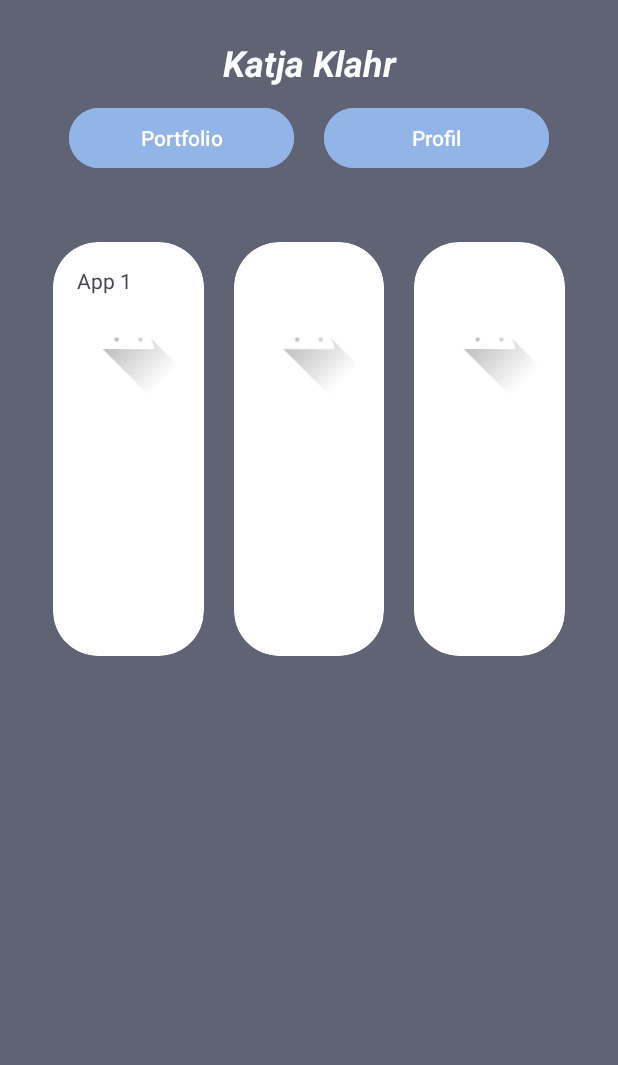
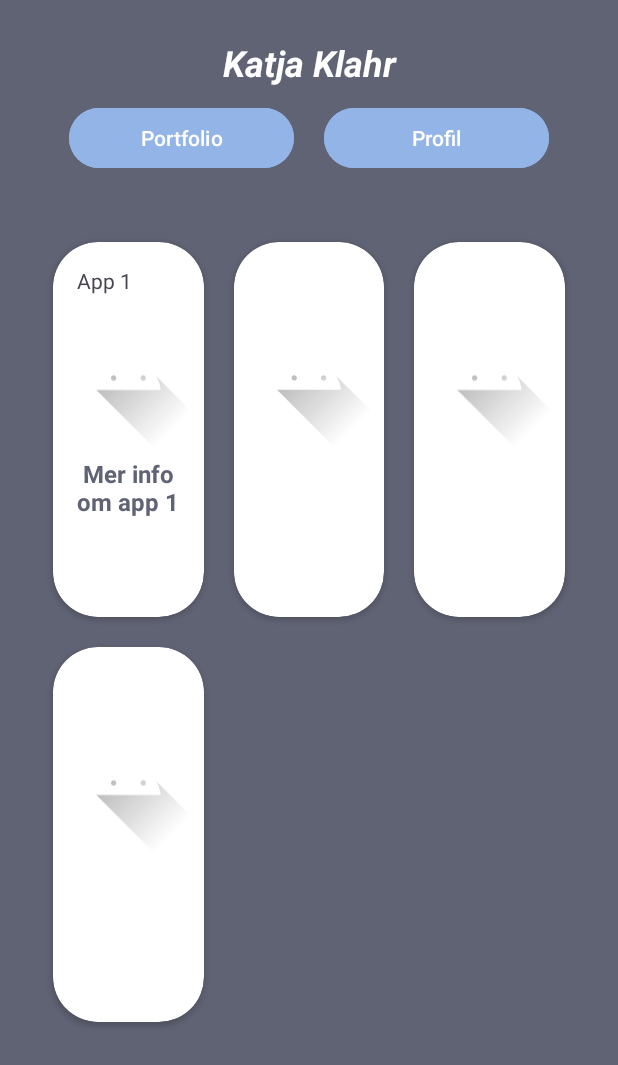
Before and after one commit to z0etz/Codefolio, an Android app: the screen it shows after launch (MainActivity), on a phone screen of 412 x 824 dp. Shown: the top 1065 px of the screen. Run offline under Robolectric (Android 15) with nearby library versions, the phone set to English and light mode, and no system bars.

Commit message:
Fixat massa saker, bl.a. så att alla fragment fungerar.

```diff
--- a/app/src/main/java/com/katja/codefolio/AllmightyPresenter.kt
+++ b/app/src/main/java/com/katja/codefolio/AllmightyPresenter.kt
@@ -1,7 +1,6 @@
 package com.katja.codefolio
 
 import android.content.Context
-import android.util.Log
 
 class AllmightyPresenter(private val context: Context) {
     fun createPortfolioList(): ArrayList<PortfolioItem> {
@@ -42,28 +41,42 @@
                 "string",
                 context.packageName
             )
-            val imgSrc1 = context.resources.getIdentifier(
-                "im_$itemNumber" + "_1",
-                "drawable",
-                context.packageName
-            )
-            val imgSrc2 = context.resources.getIdentifier(
-                "im_$itemNumber" + "_2",
-                "drawable",
-                context.packageName
-            )
-            val imgSrc3 = context.resources.getIdentifier(
-                "im_$itemNumber" + "_3",
-                "drawable",
-                context.packageName
+
+            val imagesSrc = ArrayList<Int>()
+            var imageNumber = 1
+
+            // Keep adding image items until there are no more image resources for the selected portfolio item
+            while (true) {
+                // Construct the image resource name for the selected portfolio item
+                val imageForListName = "im_" + itemNumber + "_" + imageNumber
+                val imageResourceIdforList = context.resources.getIdentifier(
+                    imageForListName, "drawable", context.packageName
                 )
 
+                // Check if the resource exists, if not, break the loop
+                if (imageResourceIdforList == 0) {
+                    break
+                }
+
+                imagesSrc.add(imageResourceIdforList)
+
+                // Debug statement to print course information
+                println("ImageListDebug: Added Image item: " + imageName)
+
+                // Increment to check for the next image resource for the selected portfolio item
+                imageNumber++
+            }
+
                 val title = if (titleResId != 0) context.getString(titleResId) else ""
-            val shortDescription = if (shortDescriptionResId != 0) context.getString(shortDescriptionResId) else ""
-            val description = if (descriptionResId != 0) context.getString(descriptionResId) else ""
+                val shortDescription =
+                    if (shortDescriptionResId != 0) context.getString(shortDescriptionResId) else ""
+                val description =
+                    if (descriptionResId != 0) context.getString(descriptionResId) else ""
 
-            val portfolioItem = PortfolioItem(title, shortDescription, description, imageResourceId,
-                imgSrc1.takeIf { it != 0 }, imgSrc2.takeIf { it != 0 }, imgSrc3.takeIf { it != 0 })
+                val portfolioItem = PortfolioItem(
+                    title, shortDescription, description, imageResourceId,
+                    imagesSrc
+                )
                 portfolioList.add(portfolioItem)
 
                 // Debug statement to print course information
@@ -76,32 +89,4 @@
             return portfolioList
         }
 
-    fun createPortfolioItemImageList(selectedPosition: Int): ArrayList<Int> {
-        val imageList = ArrayList<Int>()
-        var imageNumber = 0
-
-        // Keep adding image items until there are no more image resources for the selected portfolio item
-        while (true) {
-            // Construct the image resource name for the selected portfolio item
-            val imageName = "im_${selectedPosition}_$imageNumber"
-            val imageResourceId = context.resources.getIdentifier(
-                imageName,
-                "drawable",
-                context.packageName
-            )
-
-            // Check if the resource exists, if not, break the loop
-            if (imageResourceId == 0) {
-                break
 }
-
-            imageList.add(imageResourceId)
-
-            // Increment to check for the next image resource for the selected portfolio item
-            imageNumber++
-        }
-
-        return imageList
-    }
-
-}
--- a/app/src/main/java/com/katja/codefolio/PortfolioItem.kt
+++ b/app/src/main/java/com/katja/codefolio/PortfolioItem.kt
@@ -2,5 +2,5 @@
 
 import java.io.Serializable
 
-data class PortfolioItem(val title : String, val short_description: String, val description: String, val imgSrc: Int, val imgSrc1: Int?, val imgSrc2: Int?, val imgSrc3: Int?) : Serializable {
+data class PortfolioItem(val title : String, val short_description: String, val description: String, val imgSrc: Int, val imagesSrc: ArrayList<Int>) : Serializable {
 }
--- a/app/src/main/res/layout/fragment_portfolio.xml
+++ b/app/src/main/res/layout/fragment_portfolio.xml
@@ -1,7 +1,6 @@
 <?xml version="1.0" encoding="utf-8"?>
 <androidx.constraintlayout.widget.ConstraintLayout xmlns:android="http://schemas.android.com/apk/res/android"
     xmlns:app="http://schemas.android.com/apk/res-auto"
-    xmlns:tools="http://schemas.android.com/tools"
     android:layout_width="match_parent"
     android:layout_height="match_parent"
     android:background="@color/mountain_gray"
@@ -11,7 +10,7 @@
     <androidx.recyclerview.widget.RecyclerView
         android:id="@+id/rvPortfolio"
         android:layout_width="match_parent"
-        android:layout_height="wrap_content"
+        android:layout_height="match_parent"
         android:layout_margin="@dimen/margin_medium"
         app:layout_constraintEnd_toEndOf="parent"
         app:layout_constraintStart_toStartOf="parent"
--- a/app/src/main/res/layout/portfolio_item.xml
+++ b/app/src/main/res/layout/portfolio_item.xml
@@ -5,39 +5,41 @@
 
     android:id="@+id/portfolio_item_root"
     android:layout_width="match_parent"
-    android:layout_height="match_parent"
+    android:layout_height="wrap_content"
     app:cardCornerRadius="30dp"
     android:layout_margin="@dimen/margin_small"
     android:backgroundTint="@color/white">
+
+    <LinearLayout
+    android:layout_width="match_parent"
+    android:layout_height="@dimen/portfolio_item_height"
+        android:orientation="vertical">
 
     <TextView
         android:id="@+id/portfolio_item_name"
         android:layout_width="match_parent"
         android:layout_height="wrap_content"
+        android:layout_marginHorizontal="@dimen/font_medium"
         android:layout_marginTop="@dimen/font_medium"
-        android:layout_marginHorizontal="@dimen/font_medium"/>
+        />
 
     <ImageView
         android:id="@+id/portfolio_item_image"
         android:layout_width="wrap_content"
         android:layout_height="wrap_content"
-        android:layout_margin="@dimen/margin_small"/>
+        />
 
     <TextView
         android:id="@+id/short_descripton"
-        android:layout_width="0dp"
-        android:layout_height="0dp"
-        app:layout_constraintDimensionRatio="1:1"
-        app:layout_constraintTop_toTopOf="parent"
-        app:layout_constraintBottom_toBottomOf="parent"
-        app:layout_constraintStart_toStartOf="parent"
-        app:layout_constraintEnd_toEndOf="parent"
+        android:layout_width="match_parent"
+        android:layout_height="wrap_content"
+        android:layout_marginHorizontal="@dimen/font_medium"
+        android:layout_marginBottom="@dimen/font_medium"
         android:gravity="center"
-        android:textStyle="bold"
         android:textColor="@color/mountain_gray"
         android:textSize="@dimen/font_medium"
-        android:layout_marginBottom="@dimen/font_medium"
-        android:layout_marginHorizontal="@dimen/font_medium"
-    />
+        android:textStyle="bold"
+        />
+    </LinearLayout>
 
 </androidx.cardview.widget.CardView>
--- a/app/src/main/res/values/dimens.xml
+++ b/app/src/main/res/values/dimens.xml
@@ -7,5 +7,6 @@
     <dimen name="margin_medium">25dp</dimen>
     <dimen name="margin_large">50dp</dimen>
     <dimen name="button_width">150dp</dimen>
+    <dimen name="portfolio_item_height">250dp</dimen>
 
 </resources>
```
Also changed, not shown: app/src/main/java/com/katja/codefolio/PortfolioItemFragment.kt (+25 -3 lines), app/src/main/java/com/katja/codefolio/PortfolioItemImageAdapter.kt (renamed from app/src/main/java/com/katja/codefolio/PortfolioItemAdapter.kt, +3 -7 lines), app/src/main/res/layout/portfolio_item_image.xml (+3 -18 lines). Lines whose indentation alone changed are shown as unchanged.
